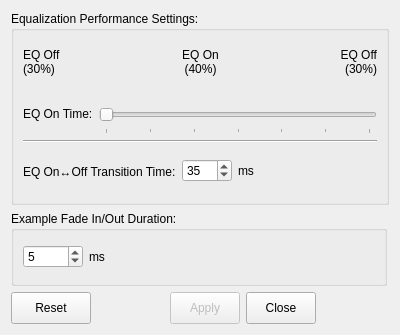
The window that GUI/AudioProcSettings/audio_proc_settings_widget.ui (Gdalik/EarQuiz_Frequencies) describes before a commit, drawn with Qt 5.
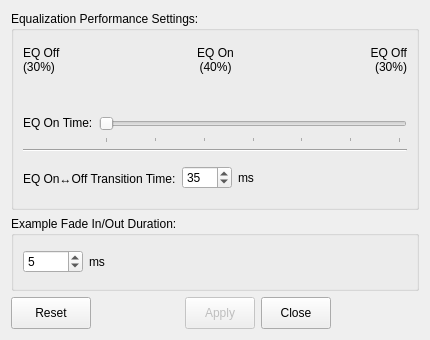
The same window after the commit.

The edit to the form file:
```diff
--- a/GUI/AudioProcSettings/audio_proc_settings_widget.ui
+++ b/GUI/AudioProcSettings/audio_proc_settings_widget.ui
@@ -6,8 +6,8 @@
    <rect>
     <x>0</x>
     <y>0</y>
-    <width>400</width>
-    <height>335</height>
+    <width>430</width>
+    <height>340</height>
    </rect>
   </property>
   <property name="sizePolicy">
@@ -18,14 +18,14 @@
   </property>
   <property name="minimumSize">
    <size>
-    <width>400</width>
-    <height>335</height>
+    <width>430</width>
+    <height>340</height>
    </size>
   </property>
   <property name="maximumSize">
    <size>
-    <width>400</width>
-    <height>330</height>
+    <width>430</width>
+    <height>340</height>
    </size>
   </property>
   <property name="windowTitle">
@@ -120,16 +120,31 @@
        </layout>
       </item>
       <item>
+       <layout class="QHBoxLayout" name="horizontalLayout">
+        <item>
+         <spacer name="horizontalSpacer_8">
+          <property name="orientation">
+           <enum>Qt::Horizontal</enum>
+          </property>
+          <property name="sizeHint" stdset="0">
+           <size>
+            <width>40</width>
+            <height>20</height>
+           </size>
+          </property>
+         </spacer>
+        </item>
+        <item>
        <widget class="QLabel" name="EQOnOffIndicator">
         <property name="minimumSize">
          <size>
-          <width>0</width>
+            <width>355</width>
           <height>0</height>
          </size>
         </property>
         <property name="maximumSize">
          <size>
-          <width>16777215</width>
+            <width>0</width>
           <height>7</height>
          </size>
         </property>
@@ -148,6 +163,21 @@
        </widget>
       </item>
       <item>
+         <spacer name="horizontalSpacer_7">
+          <property name="orientation">
+           <enum>Qt::Horizontal</enum>
+          </property>
+          <property name="sizeHint" stdset="0">
+           <size>
+            <width>40</width>
+            <height>20</height>
+           </size>
+          </property>
+         </spacer>
+        </item>
+       </layout>
+      </item>
+      <item>
        <layout class="QHBoxLayout" name="EQOnTimeLay">
         <property name="topMargin">
          <number>0</number>
@@ -283,7 +313,7 @@
      </property>
      <property name="maximumSize">
       <size>
-       <width>376</width>
+       <width>16777215</width>
        <height>75</height>
       </size>
      </property>
```
Lines whose indentation alone changed are shown as unchanged.
